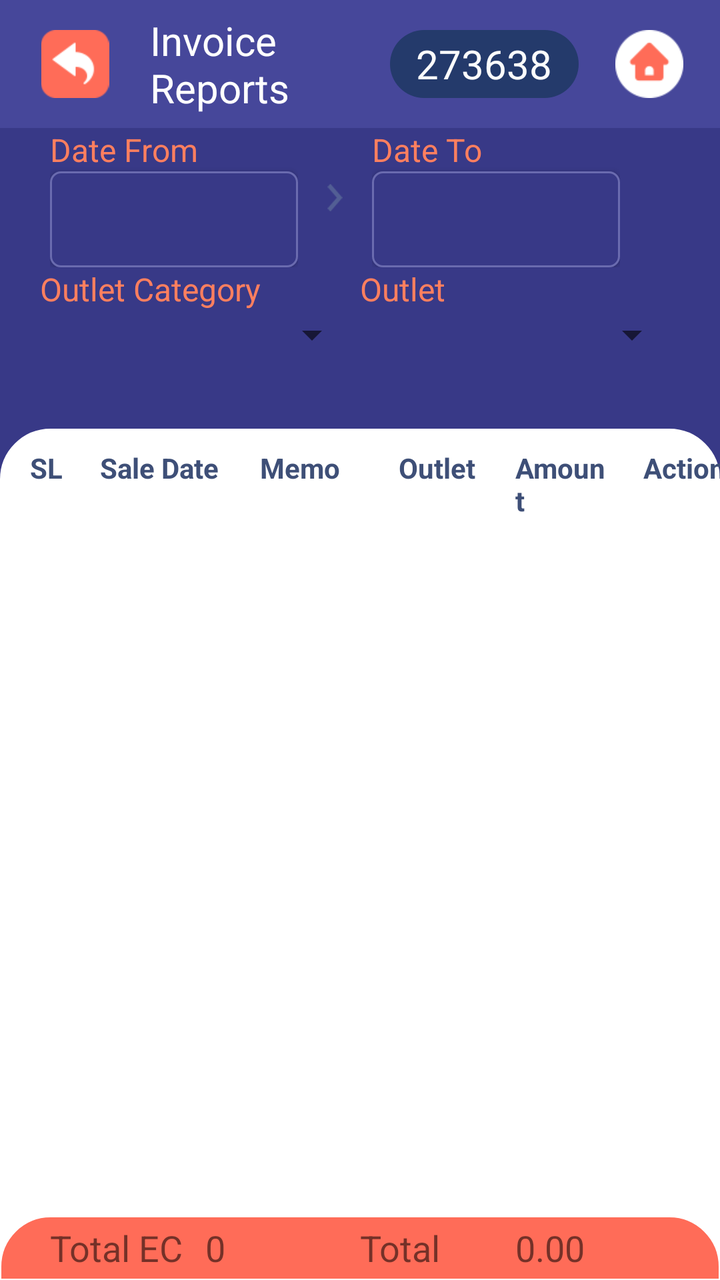
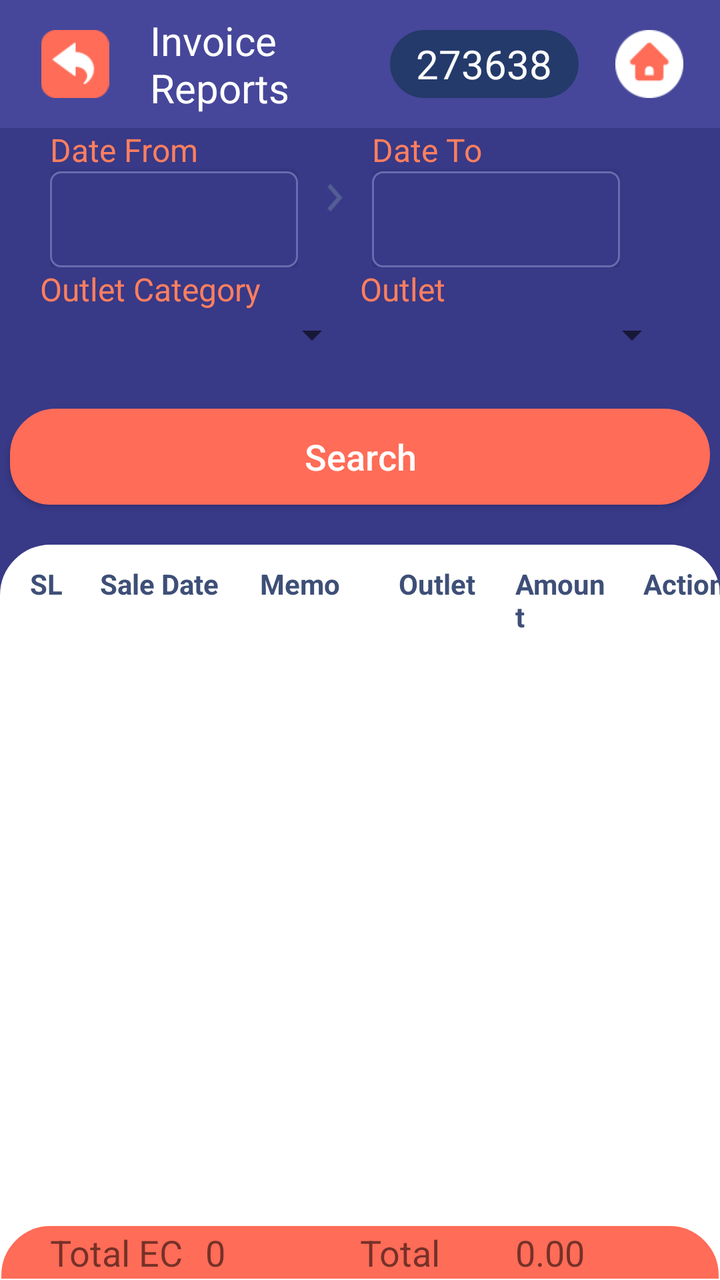

Compare the two renders of this Android layout. The source of the first and the diff that turns it into the second are given below.
<!-- AndroidManifest.xml: application theme AppTheme -->
<!-- res/layout/activity_memo_report.xml -->
<?xml version="1.0" encoding="utf-8"?>
<LinearLayout xmlns:android="http://schemas.android.com/apk/res/android"
    xmlns:app="http://schemas.android.com/apk/res-auto"
    xmlns:tools="http://schemas.android.com/tools"
    android:layout_width="match_parent"
    android:layout_height="match_parent"
    android:weightSum="4"
    android:orientation="vertical"
    android:background="@color/background_color_outlet_report"
    tools:context=".Order_Report_Activity">
    <LinearLayout
        android:layout_width="match_parent"
        android:layout_height="0dp"
        android:background="@color/secondary_color"
        android:weightSum="2"
        android:orientation="horizontal"
        android:layout_weight="0.4">
        <LinearLayout
            android:layout_width="0dp"
            android:layout_height="match_parent"
            android:weightSum="1"
            android:orientation="horizontal"
            android:gravity="left"
            android:layout_weight="1">
            <ImageView
                android:id="@+id/back"
                android:layout_width="0dp"
                android:layout_height="match_parent"
                android:layout_weight="0.3"
                android:src="@drawable/backicon"
                android:layout_margin="15dp"></ImageView>
            <TextView
                android:id="@+id/title_tv"
                android:layout_width="0dp"
                android:layout_height="match_parent"
                android:layout_weight="0.7"
                android:gravity="center|left"
                android:textColor="@color/white"
                android:autoSizeTextType="uniform"
                android:autoSizeMinTextSize="12sp"
                android:autoSizeMaxTextSize="20sp"
                android:autoSizeStepGranularity="2sp"
                android:text="Invoice Reports">

            </TextView>

        </LinearLayout>
        <LinearLayout
            android:layout_width="0dp"
            android:layout_height="match_parent"
            android:weightSum="1"
            android:gravity="right"
            android:orientation="horizontal"
            android:layout_weight="1">
            <TextView
                android:id="@+id/user_txt_view"
                android:layout_width="0dp"
                android:layout_height="match_parent"
                android:layout_weight="0.7"
                android:layout_marginTop="15dp"
                android:layout_marginBottom="15dp"
                android:layout_marginLeft="15dp"
                android:background="@drawable/login_id_bg_shade"
                android:text="273638"
                android:autoSizeTextType="uniform"
                android:autoSizeMinTextSize="12sp"
                android:autoSizeMaxTextSize="20sp"
                android:autoSizeStepGranularity="2sp"
                android:textColor="@color/background_white"
                android:textAlignment="center"
                android:gravity="center"></TextView>
            <ImageView
                android:id="@+id/home"
                android:layout_width="0dp"
                android:layout_height="match_parent"
                android:layout_weight="0.3"
                android:src="@drawable/home"
                android:layout_margin="15dp">

            </ImageView>


        </LinearLayout>

    </LinearLayout>


    <LinearLayout
        android:layout_width="match_parent"
        android:layout_height="0dp"
        android:layout_weight="3.6"
        android:orientation="vertical">

        <LinearLayout
            android:layout_width="match_parent"
            android:layout_height="fill_parent"
            android:orientation="vertical">




            <LinearLayout
                android:layout_width="match_parent"
                android:layout_height="wrap_content"
                android:weightSum="2"
                android:orientation="vertical"
                android:layout_marginBottom="15dp"
                >

                <LinearLayout
                    android:layout_width="match_parent"
                    android:layout_height="0dp"
                    android:orientation="horizontal"
                    android:layout_marginLeft="25dp"
                    android:layout_marginRight="25dp"
                    android:layout_weight="2"
                    android:weightSum="2.5">

                    <LinearLayout
                        android:layout_width="0dp"
                        android:layout_height="wrap_content"
                        android:layout_weight="1"
                        android:weightSum="2"
                        android:orientation="vertical">

                        <TextView
                            android:layout_width="match_parent"
                            android:layout_height="wrap_content"
                            android:layout_weight="0.2"
                            android:textSize="16sp"
                            android:textColor="@color/text_color_hint"
                            android:text="Date From"></TextView>


                        <Button
                            android:textAlignment="center"
                            android:id="@+id/startdate"
                            android:layout_width="match_parent"
                            android:layout_height="wrap_content"
                            android:layout_weight="3"
                            android:layout_centerHorizontal="true"
                            android:background="@drawable/edittext_border"
                            android:ems="10"
                            android:textColor="@color/white"
                            android:focusableInTouchMode="false"
                            android:inputType="date"></Button>
                    </LinearLayout>


                    <LinearLayout
                        android:layout_width="0dp"
                        android:layout_height="match_parent"
                        android:layout_weight="0.3">

                        <Button
                            android:layout_width="match_parent"
                            android:layout_height="match_parent"
                            android:scaleY="0.2"
                            android:scaleX="0.2"
                            android:background="@drawable/arrow_right"></Button>

                    </LinearLayout>
                    <LinearLayout
                        android:layout_width="0dp"
                        android:layout_height="match_parent"
                        android:layout_weight="1"
                        android:weightSum="2"
                        android:orientation="vertical">

                        <TextView
                            android:layout_width="match_parent"
                            android:layout_height="wrap_content"
                            android:layout_weight="0.2"
                            android:textSize="16sp"
                            android:textColor="@color/text_color_hint"
                            android:text="Date To"></TextView>

                        <Button
                            android:textAlignment="center"
                            android:id="@+id/enddate"
                            android:layout_width="match_parent"
                            android:layout_height="wrap_content"
                            android:layout_weight="3"
                            android:layout_centerHorizontal="true"
                            android:background="@drawable/edittext_border"
                            android:ems="10"
                            android:textColor="@color/white"
                            android:focusableInTouchMode="false"
                            android:inputType="date"></Button>
                    </LinearLayout>

                </LinearLayout>
                <LinearLayout
                    android:layout_width="match_parent"
                    android:layout_height="wrap_content"
                    android:layout_marginBottom="10dp"
                    android:orientation="horizontal"
                    android:layout_weight="1"
                    android:weightSum="2"
                    android:layout_marginLeft="20dp"
                    android:layout_marginRight="20dp">




                    <LinearLayout
                        android:layout_width="0dp"
                        android:layout_height="wrap_content"
                        android:layout_marginBottom="10dp"
                        android:orientation="vertical"
                        android:layout_weight="1"

                        android:weightSum="2">
                        <TextView
                            android:layout_width="match_parent"
                            android:layout_height="wrap_content"
                            android:text="Outlet Category"
                            android:textSize="16sp"
                            android:textColor="@color/text_color_hint">

                        </TextView>
                        <Spinner
                            android:id="@+id/outlet_catagary_spinner"
                            android:layout_width="match_parent"
                            android:layout_height="wrap_content"
                            android:theme="@style/MatchSpinnerTheme"/>



                    </LinearLayout>

                    <LinearLayout
                        android:layout_width="0dp"
                        android:layout_height="wrap_content"
                        android:layout_marginBottom="10dp"
                        android:orientation="vertical"
                        android:layout_weight="1"
                        android:weightSum="2">
                        <TextView
                            android:layout_width="match_parent"
                            android:layout_height="wrap_content"
                            android:text="Outlet"
                            android:textSize="16sp"
                            android:textColor="@color/text_color_hint">

                        </TextView>
                        <Spinner
                            android:id="@+id/outlet_spinner"
                            android:layout_width="match_parent"
                            android:layout_height="wrap_content"
                            android:theme="@style/MatchSpinnerTheme"/>



                    </LinearLayout>

                </LinearLayout>

            </LinearLayout>


            <LinearLayout
                android:layout_width="match_parent"
                android:layout_height="match_parent"
                android:background="@drawable/bottom_layout_bg"
                android:orientation="vertical">

                <LinearLayout
                    android:layout_width="match_parent"
                    android:layout_height="match_parent"
                    android:orientation="vertical"
                    android:weightSum="4">

                    <LinearLayout
                        android:layout_width="match_parent"
                        android:layout_height="0dp"
                        android:orientation="horizontal"
                        android:layout_weight="0.5"
                        android:weightSum="5.1">

                        <TextView
                            android:layout_width="0dp"
                            android:layout_weight="0.5"
                            android:layout_marginTop="10dp"
                            android:layout_marginLeft="15dp"
                            android:textSize="14sp"
                            android:textStyle="bold"
                            android:textColor="@color/table_color"
                            android:layout_height="wrap_content"
                            android:text="SL"></TextView>

                        <TextView
                            android:layout_width="0dp"
                            android:layout_weight="1.2"
                            android:layout_marginTop="10dp"
                            android:layout_marginLeft="8dp"
                            android:textSize="14sp"
                            android:textStyle="bold"
                            android:textColor="@color/table_color"
                            android:layout_height="wrap_content"
                            android:text="Sale Date"></TextView>

                        <TextView
                            android:layout_width="0dp"
                            android:layout_weight="1"
                            android:layout_marginTop="10dp"
                            android:layout_marginLeft="15dp"
                            android:textSize="14sp"
                            android:textStyle="bold"
                            android:textColor="@color/table_color"
                            android:layout_height="wrap_content"
                            android:text="Memo"></TextView>

                        <TextView
                            android:layout_width="0dp"
                            android:layout_weight="0.8"
                            android:layout_marginTop="10dp"
                            android:layout_marginLeft="15dp"
                            android:textSize="14sp"
                            android:textStyle="bold"
                            android:textColor="@color/table_color"
                            android:layout_height="wrap_content"
                            android:text="Outlet"></TextView>

                        <TextView
                            android:layout_width="0dp"
                            android:layout_weight="0.9"
                            android:layout_marginTop="10dp"
                            android:textColor="@color/table_color"
                            android:layout_marginLeft="15dp"
                            android:textSize="14sp"
                            android:textStyle="bold"
                            android:layout_height="wrap_content"
                            android:text="Amount"></TextView>

                        <TextView
                            android:layout_width="0dp"
                            android:layout_weight="0.8"
                            android:layout_marginTop="10dp"
                            android:textColor="@color/table_color"
                            android:layout_marginLeft="15dp"
                            android:textSize="14sp"
                            android:textStyle="bold"
                            android:layout_height="wrap_content"
                            android:text="Action"></TextView>


                    </LinearLayout>

                    <LinearLayout
                        android:layout_width="match_parent"
                        android:layout_height="0dp"
                        android:layout_weight="3.2">

                        <ListView
                            android:id="@+id/Order_Report_recycleView"
                            android:layout_width="match_parent"
                            android:layout_height="match_parent"></ListView>
                    </LinearLayout>
                    <LinearLayout
                        android:layout_width="match_parent"
                        android:layout_height="0dp"
                        android:layout_gravity="bottom"
                        android:layout_weight=".3"
                        android:gravity="bottom"
                        android:orientation="horizontal"
                        android:background="@drawable/bottom_layout_order_report"
                        android:weightSum="2">


                        <LinearLayout
                            android:layout_width="match_parent"
                            android:layout_height="wrap_content"
                            android:layout_gravity="center"
                            android:layout_weight="1">

                            <LinearLayout
                                android:layout_width="match_parent"
                                android:layout_height="wrap_content"
                                android:weightSum="2"
                                android:layout_marginLeft="25dp"
                                android:orientation="horizontal">

                                <LinearLayout
                                    android:layout_width="match_parent"
                                    android:layout_weight="1"
                                    android:orientation="vertical"
                                    android:layout_height="wrap_content">
                                    <TextView
                                        android:layout_width="match_parent"
                                        android:layout_height="wrap_content"
                                        android:textSize="18sp"
                                        android:text="Total EC">

                                    </TextView>



                                </LinearLayout>

                                <LinearLayout
                                    android:layout_width="match_parent"
                                    android:layout_weight="1"
                                    android:orientation="vertical"
                                    android:layout_height="wrap_content">
                                    <TextView
                                        android:id="@+id/TotalEC"
                                        android:layout_width="match_parent"
                                        android:layout_height="wrap_content"
                                        android:textSize="18sp"
                                        android:text="0">

                                    </TextView>



                                </LinearLayout>
                            </LinearLayout>

                        </LinearLayout>

                        <LinearLayout
                            android:layout_width="match_parent"
                            android:layout_height="wrap_content"
                            android:layout_gravity="center"
                            android:layout_marginRight="25dp"
                            android:layout_weight="1">

                            <LinearLayout
                                android:layout_width="match_parent"
                                android:layout_height="wrap_content"
                                android:weightSum="2"
                                android:orientation="horizontal">

                                <LinearLayout
                                    android:layout_width="match_parent"
                                    android:layout_weight="1"
                                    android:orientation="vertical"
                                    android:layout_height="wrap_content">
                                    <TextView
                                        android:layout_width="match_parent"
                                        android:layout_height="wrap_content"
                                        android:textSize="18sp"
                                        android:text="Total">

                                    </TextView>



                                </LinearLayout>

                                <LinearLayout
                                    android:layout_width="match_parent"
                                    android:layout_weight="1"
                                    android:orientation="vertical"
                                    android:layout_height="wrap_content">
                                    <TextView
                                        android:id="@+id/TotalAmount"
                                        android:layout_width="match_parent"
                                        android:layout_height="wrap_content"
                                        android:textSize="18sp"
                                        android:text="0.00">

                                    </TextView>



                                </LinearLayout>
                            </LinearLayout>

                        </LinearLayout>

                    </LinearLayout>
                </LinearLayout>


            </LinearLayout>



        </LinearLayout>
    </LinearLayout>






</LinearLayout>
<!-- resources referenced by this layout -->
<resources>
  <color name="background_color_outlet_report">#383987</color>
  <color name="background_white">#FCFCFC</color>
  <color name="secondary_color">#46479A</color>
  <color name="table_color">#3E4F77</color>
  <color name="text_color_hint">#FF7F5F</color>
  <color name="white">#FFFFFF</color>
  <!-- drawable bottom_layout_bg (drawable-mdpi) -->
  <?xml version="1.0" encoding="utf-8"?>
  <shape xmlns:android="http://schemas.android.com/apk/res/android"
      android:shape="rectangle">
      <corners
          android:bottomLeftRadius="0dp"
          android:bottomRightRadius="0dp"
          android:topLeftRadius="25dp"
          android:topRightRadius="25dp" />
      <padding
          android:bottom="0dp"
          android:left="0dp"
          android:right="0dp"
          android:top="0dp" />
      <stroke
          android:width="0.5dp"
          android:color="@color/white" />
      <solid android:color="@color/white" />
  </shape>
  <!-- drawable edittext_border (drawable) -->
  <?xml version="1.0" encoding="utf-8"?>
  <shape xmlns:android="http://schemas.android.com/apk/res/android"
      android:shape="rectangle"
      android:thickness="0dp">
      <solid android:color="#383987" />
      <stroke android:width="1dp" android:color="@color/datepicker"/>
      <corners android:radius="5dp"/>
  </shape>
  <!-- drawable login_id_bg_shade (drawable) -->
  <?xml version="1.0" encoding="utf-8"?>
  <shape xmlns:android="http://schemas.android.com/apk/res/android"
      android:shape="rectangle" >
  
      <corners
          android:bottomLeftRadius="30dp"
          android:bottomRightRadius="30dp"
          android:radius="60dp"
          android:topLeftRadius="30dp"
          android:topRightRadius="30dp" />
  
      <solid android:color="@color/in" />
  
      <padding
          android:bottom="0dp"
          android:left="0dp"
          android:right="0dp"
          android:top="0dp" />
  
      <size
          android:height="30dp"
          android:width="130dp" />
  
  </shape>
  <style name="MatchSpinnerTheme" parent="AppTheme">
          <item name="android:dropDownListViewStyle">@style/MatchSpinnerStyle</item>
      </style>
  <style name="AppTheme" parent="Theme.AppCompat.Light.NoActionBar">
          
          <item name="colorPrimary">@color/colorPrimary</item>
          <item name="colorPrimaryDark">@color/colorPrimaryDark</item>
          <item name="colorAccent">@color/colorAccent</item>
      </style>
  <color name="bottom_card_color">#FF6C58</color>
  <color name="datepicker">#6A6BAF</color>
  <color name="in">#243A6B</color>
  <style name="MatchSpinnerStyle" parent="android:style/Widget.ListView.DropDown">
          <item name="android:divider">#9293a3</item>
          <item name="android:dividerHeight">1dp</item>
      </style>
  <color name="colorPrimary">#383A87</color>
  <color name="colorPrimaryDark">#383A87</color>
  <color name="colorAccent">#D81B60</color>
  <!-- unchanged entries left out for length: 4 -->
</resources>

<!-- the commit's change to res/layout/activity_memo_report.xml (unified diff, before → after) -->
@@ -256,6 +256,18 @@
 
                 </LinearLayout>
 
+                <Button
+                    android:id="@+id/search"
+                    android:layout_width="match_parent"
+                    android:layout_height="wrap_content"
+                    android:layout_margin="5dp"
+                    android:layout_weight="1"
+                    android:text="Search"
+                    android:background="@drawable/red_round_button"
+                    android:textAllCaps="false"
+                    android:textColor="@color/white"
+                    android:textSize="18dp"/>
+
             </LinearLayout>
 
 
<!-- resource entries referenced after the edit -->
@@ -59,6 +59,27 @@
           android:width="130dp" />
   
   </shape>
+  <!-- drawable red_round_button (drawable-mdpi) -->
+  <selector xmlns:android="http://schemas.android.com/apk/res/android">
+      <item>
+          <layer-list>
+              <item android:right="5dp" android:top="5dp">
+                  <shape>
+                      <corners android:radius="20dp" />
+                      <solid android:color="#FF6C58" />
+                  </shape>
+              </item>
+              <item android:bottom="2dp" >
+                  <shape>
+                      <gradient android:angle="270"
+                          android:endColor="#FF6C58" android:startColor="#FF6C58" />
+                      <stroke android:width="1dp" android:color="#FF6C58" />
+                      <corners android:radius="30dp" />
+                  </shape>
+              </item>
+          </layer-list>
+      </item>
+  </selector>
   <style name="MatchSpinnerTheme" parent="AppTheme">
           <item name="android:dropDownListViewStyle">@style/MatchSpinnerStyle</item>
       </style>
